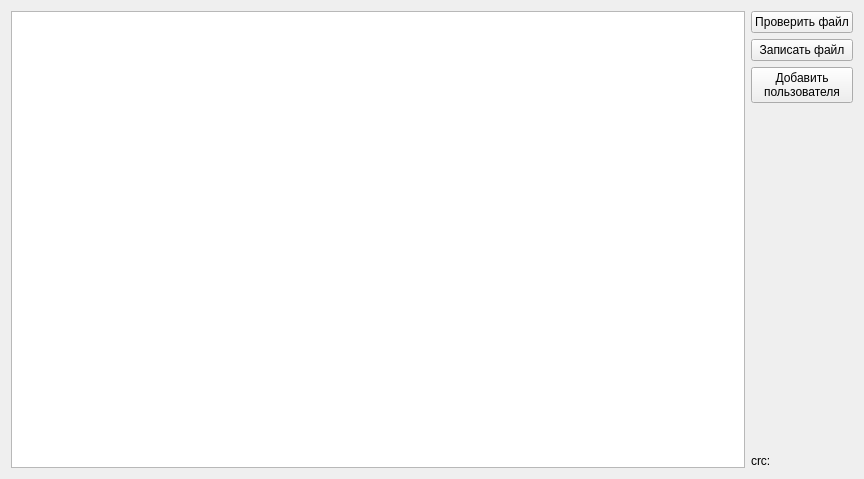
Old version of the form widget.ui in the repository ngenuine/simple-subject-table.
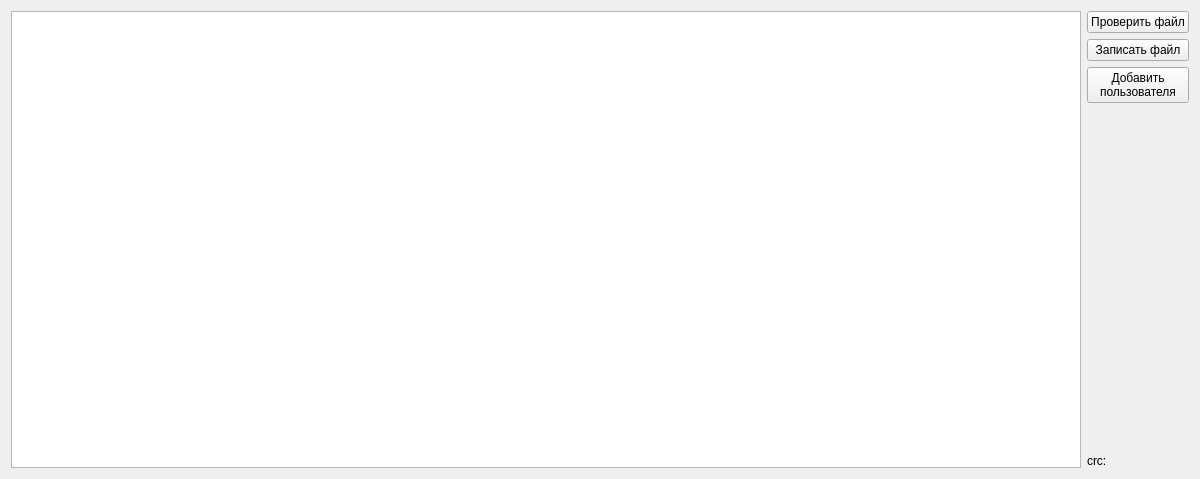
New version of the form.

```diff
--- a/widget.ui
+++ b/widget.ui
@@ -6,10 +6,16 @@
    <rect>
     <x>0</x>
     <y>0</y>
-    <width>864</width>
+    <width>1200</width>
     <height>479</height>
    </rect>
   </property>
+  <property name="sizePolicy">
+   <sizepolicy hsizetype="Fixed" vsizetype="Fixed">
+    <horstretch>0</horstretch>
+    <verstretch>0</verstretch>
+   </sizepolicy>
+  </property>
   <property name="windowTitle">
    <string>Widget</string>
   </property>
```
Left out of the diff: 6 changed lines with no effect on the pictures.
